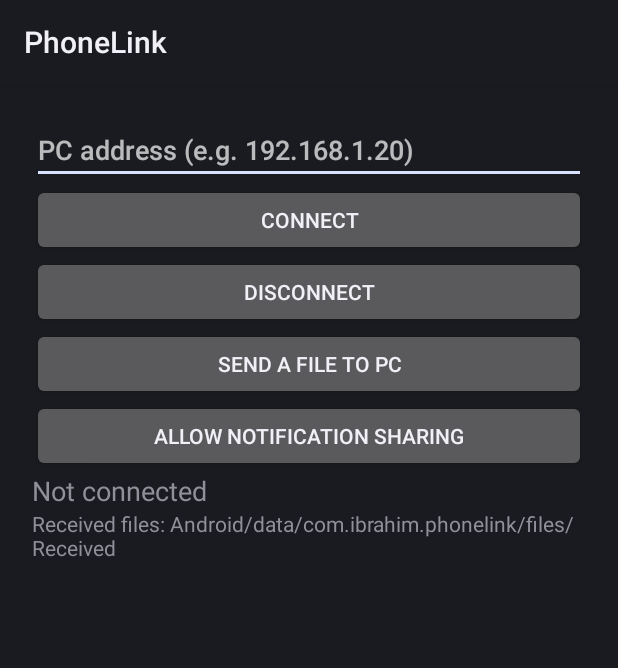
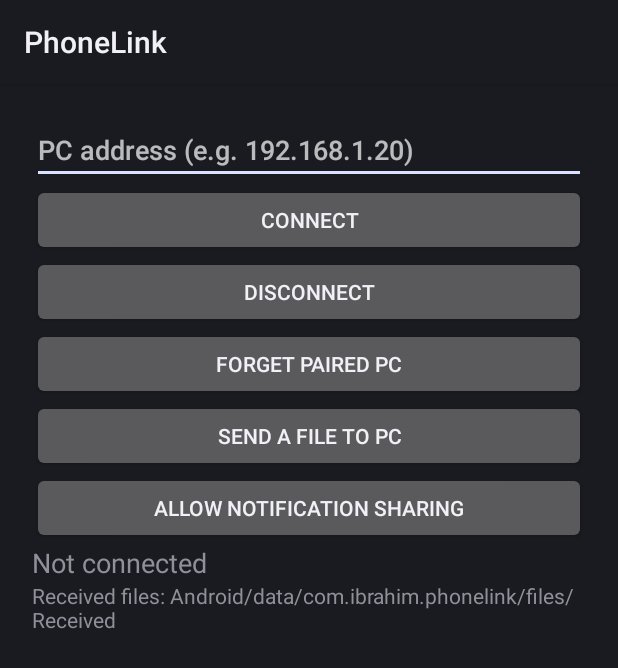
Before and after one commit to Ibrahim-EG/PhoneLink, an Android app: the screen it shows after launch (MainActivity), on a phone screen of 412 x 824 dp. Shown: the top 668 px of the screen. Run offline under Robolectric (Android 15) with nearby library versions, the phone set to English and light mode, and no system bars.

Commit message:
Add 'Forget paired PC' button functionality

```diff
--- a/android/app/src/main/java/com/ibrahim/phonelink/MainActivity.kt
+++ b/android/app/src/main/java/com/ibrahim/phonelink/MainActivity.kt
@@ -21,6 +21,7 @@ class MainActivity : Activity() {
         l.addView(host)
         btn("Connect") { startService(Intent(this, LinkService::class.java)); Link.connect(applicationContext, host.text.toString().trim().substringBefore(":")) }
         btn("Disconnect") { Link.stop() }
+        btn("Forget paired PC") { Link.forgetPc(applicationContext) }
         btn("Send a file to PC") { startActivityForResult(Intent(Intent.ACTION_OPEN_DOCUMENT).setType("*/*").addCategory(Intent.CATEGORY_OPENABLE), 1) }
         btn("Allow notification sharing") { startActivity(Intent("android.settings.ACTION_NOTIFICATION_LISTENER_SETTINGS")) }
         confirmRow = LinearLayout(this)
```
